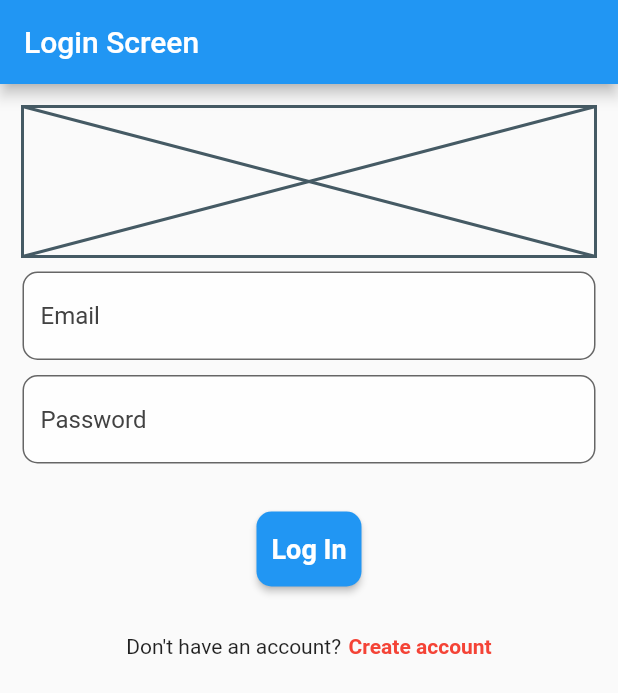
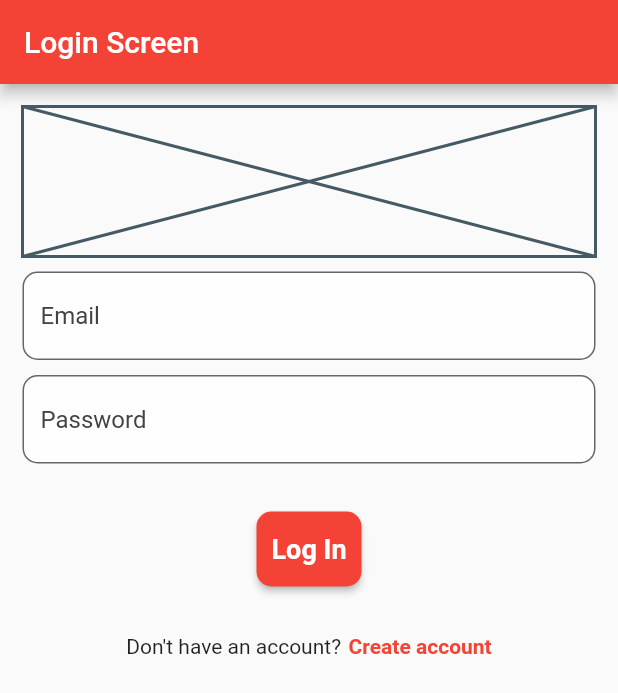
Before and after one commit to jorgesarabia/api_tv_challenge, a Flutter app: the screen it shows after launch, on a phone screen of 412 x 824 dp. Shown: the top 693 px of the screen. Run offline on Flutter 3.47's test engine with Material 2 defaults, Android fonts, the light colour scheme and no system bars; our stand-ins replace bloc, dio, flutter_bloc, freezed_annotation, get_it, injectable and 3 more; accounts and stored records are empty.

Commit message:
Updathe theme

```diff
--- a/lib/main.dart
+++ b/lib/main.dart
@@ -29,7 +29,7 @@ class MyApp extends StatelessWidget {
       child: MaterialApp(
         title: 'API TV Movie',
         theme: ThemeData(
-          primarySwatch: Colors.blue,
+          primarySwatch: Colors.red,
         ),
         home: const LandingScreen(),
 
--- a/lib/shows/presentation/show_details/show_detail/show_detail_screen.dart
+++ b/lib/shows/presentation/show_details/show_detail/show_detail_screen.dart
@@ -40,7 +40,7 @@ class ShowDetailScreen extends StatelessWidget {
                       },
                       child: const Icon(
                         Icons.chevron_left,
-                        size: 30,
+                        size: 50,
                       ),
                     ),
                     expandedHeight: 200,
```
